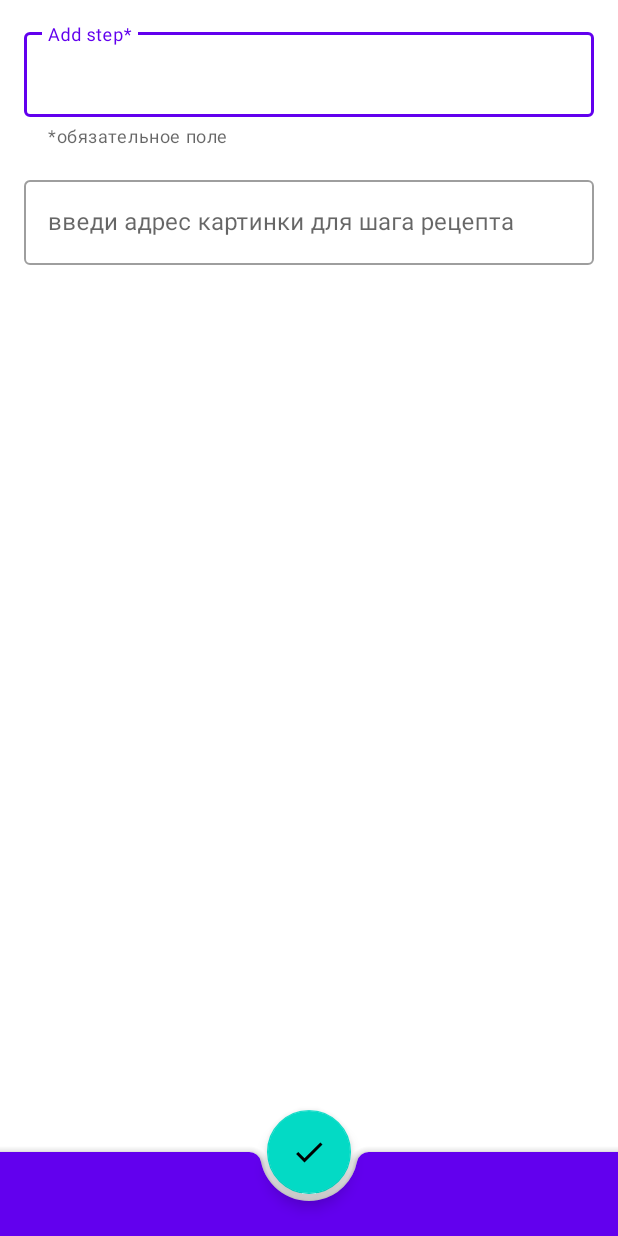
After one commit to zkvKirov/NeRecipe, an Android app: the layout step_content_fragment.xml on its own in the app's theme, with its tools: preview values and no code run, on a phone screen of 412 x 824 dp. The commit adds this screen. Run offline under Robolectric (Android 15) with nearby library versions, the phone set to English and light mode, and no system bars.

Commit message:
добавлено создание шагов в отдельном фрагменте

```diff
--- a/app/src/main/java/ru/netology/nerecipe/adapter/RecipeAdapter.kt
+++ b/app/src/main/java/ru/netology/nerecipe/adapter/RecipeAdapter.kt
@@ -112,7 +112,7 @@ class RecipeCardViewHolder(
             authorName.text = card.author
             category.text = card.category
             favorite.isChecked = card.isFavorite
-            //stepsList. = card.steps
+            //stepsList = card.stepsCard
         }
     }
 
--- a/app/src/main/java/ru/netology/nerecipe/adapter/StepInteractionListener.kt
+++ b/app/src/main/java/ru/netology/nerecipe/adapter/StepInteractionListener.kt
@@ -3,6 +3,6 @@ package ru.netology.nerecipe.adapter
 import ru.netology.nerecipe.data.StepsCard
 
 interface StepInteractionListener {
-    fun onStepRemoveClicked(stepsCard: StepsCard) // написать оба эти метода во viewmodel, имплементировать этот интерфейс
+    fun onStepRemoveClicked(stepsCard: StepsCard)
     fun onStepEditClicked(stepsCard: StepsCard)
 }
--- a/app/src/main/java/ru/netology/nerecipe/data/RecipeCard.kt
+++ b/app/src/main/java/ru/netology/nerecipe/data/RecipeCard.kt
@@ -15,6 +15,6 @@ data class RecipeCard(
     val category: String,
     @SerializedName("isFavorite")
     val isFavorite: Boolean = false,
-//    @SerializedName("stepsCard")
-//    val stepsCard: ArrayList<StepsCard>
+    @SerializedName("stepsCard")
+    val stepsCard: ArrayList<StepsCard>?
     )
--- a/app/src/main/java/ru/netology/nerecipe/data/RecipeCreateResult.kt
+++ b/app/src/main/java/ru/netology/nerecipe/data/RecipeCreateResult.kt
@@ -2,12 +2,11 @@ package ru.netology.nerecipe.data
 
 import android.os.Parcelable
 import kotlinx.parcelize.Parcelize
-import kotlinx.parcelize.RawValue
 
 
 class RecipeCreateResult (
     val newTitle: String,
     val newAuthor: String,
     val newCategory: String,
-    //val newStepsCard: ArrayList<StepsCard>
+    val newStepsCard: ArrayList<StepsCard>?
 )
--- a/app/src/main/java/ru/netology/nerecipe/data/StepCreateResult.kt
+++ b/app/src/main/java/ru/netology/nerecipe/data/StepCreateResult.kt
@@ -1,6 +1,10 @@
 package ru.netology.nerecipe.data
 
+import android.os.Parcelable
+import kotlinx.parcelize.Parcelize
+
+@Parcelize
 class StepCreateResult(
     val newContent: String,
     val newPicture: String?
-)
+)  : Parcelable
--- a/app/src/main/java/ru/netology/nerecipe/data/StepsCard.kt
+++ b/app/src/main/java/ru/netology/nerecipe/data/StepsCard.kt
@@ -7,8 +7,8 @@ import kotlinx.serialization.Serializable
 class StepsCard(
     @SerializedName("id")
     val id: Int = 0,
+    @SerializedName("content")
+    val content: String,
     @SerializedName("picture")
-    val picture: String? = null,
-    @SerializedName("content")
-    val content: String
+    val picture: String? = null
 )
--- a/app/src/main/java/ru/netology/nerecipe/ui/FavoriteFragment.kt
+++ b/app/src/main/java/ru/netology/nerecipe/ui/FavoriteFragment.kt
@@ -16,6 +16,7 @@ import ru.netology.nerecipe.R
 import ru.netology.nerecipe.adapter.RecipeAdapter
 import ru.netology.nerecipe.data.RecipeCard
 import ru.netology.nerecipe.data.RecipeCreateResult
+import ru.netology.nerecipe.data.StepsCard
 import ru.netology.nerecipe.databinding.FavoriteFragmentBinding
 import ru.netology.nerecipe.helper.SimpleItemTouchHelperCallback
 import ru.netology.nerecipe.viewModel.RecipeViewModel
@@ -120,12 +121,13 @@ class FavoriteFragment : Fragment() {
             val newTitle = bundle[RecipeContentFragment.NEW_TITLE].toString()
             val newAuthor = bundle[RecipeContentFragment.NEW_AUTHOR].toString()
             val newCategory = bundle[RecipeContentFragment.NEW_CATEGORY].toString()
-            val newSteps = bundle[RecipeContentFragment.STEP].toString()
+            val newSteps: ArrayList<StepsCard> = bundle[RecipeContentFragment.NEW_STEP] as ArrayList<StepsCard>
             viewModel.onSaveButtonClicked(
                 RecipeCreateResult(
                     newTitle,
                     newAuthor,
-                    newCategory
+                    newCategory,
+                    newSteps
                 )
             )
         }
--- /dev/null
+++ b/app/src/main/res/layout/step_content_fragment.xml
@@ -0,0 +1,73 @@
+<?xml version="1.0" encoding="utf-8"?>
+<androidx.coordinatorlayout.widget.CoordinatorLayout xmlns:android="http://schemas.android.com/apk/res/android"
+    xmlns:app="http://schemas.android.com/apk/res-auto"
+    xmlns:tools="http://schemas.android.com/tools"
+    android:layout_width="match_parent"
+    android:layout_height="match_parent"
+    tools:context=".ui.StepContentFragment">
+
+    <androidx.constraintlayout.widget.ConstraintLayout
+        android:id="@+id/recipe_edit_window"
+        android:layout_width="match_parent"
+        android:layout_height="wrap_content"
+        android:gravity="start|top"
+        android:padding="16dp"
+        app:layout_constraintHeight_default="percent"
+        app:layout_constraintHeight_percent="0.9">
+
+        <com.google.android.material.textfield.TextInputLayout
+            android:id="@+id/edit_step"
+            style="@style/Widget.MaterialComponents.TextInputLayout.OutlinedBox"
+            android:layout_width="match_parent"
+            android:layout_height="wrap_content"
+            android:hint="@string/add_step"
+            android:inputType="textMultiLine"
+            app:endIconMode="clear_text"
+            app:errorEnabled="true"
+            app:helperText="*обязательное поле"
+            app:helperTextEnabled="true"
+            app:layout_constraintTop_toTopOf="parent">
+
+            <com.google.android.material.textfield.TextInputEditText
+                android:id="@+id/step_text_field"
+                android:layout_width="match_parent"
+                android:layout_height="wrap_content" />
+
+        </com.google.android.material.textfield.TextInputLayout>
+
+        <com.google.android.material.textfield.TextInputLayout
+            android:id="@+id/picture_url"
+            style="@style/Widget.MaterialComponents.TextInputLayout.OutlinedBox"
+            android:layout_width="match_parent"
+            android:layout_height="wrap_content"
+            android:layout_marginTop="@dimen/common_spacing"
+            android:hint="введи адрес картинки для шага рецепта"
+            android:inputType="text"
+            app:layout_constraintTop_toBottomOf="@id/edit_step">
+
+            <com.google.android.material.textfield.TextInputEditText
+                android:id="@+id/picture_url_field"
+                android:layout_width="match_parent"
+                android:layout_height="wrap_content" />
+
+        </com.google.android.material.textfield.TextInputLayout>
+
+
+    </androidx.constraintlayout.widget.ConstraintLayout>
+
+    <com.google.android.material.bottomappbar.BottomAppBar
+        android:id="@+id/bottomAppBar"
+        style="@style/Widget.MaterialComponents.BottomAppBar.Colored"
+        android:layout_width="match_parent"
+        android:layout_height="wrap_content"
+        android:layout_gravity="bottom" />
+
+    <com.google.android.material.floatingactionbutton.FloatingActionButton
+        android:id="@+id/okStep"
+        android:layout_width="wrap_content"
+        android:layout_height="wrap_content"
+        android:contentDescription="@string/recipe_save"
+        app:layout_anchor="@id/bottomAppBar"
+        app:srcCompat="@drawable/ic_ok_24dp" />
+
+</androidx.coordinatorlayout.widget.CoordinatorLayout>
```
Also changed, not shown: app/src/main/java/ru/netology/nerecipe/ui/FullRecipeFragment.kt (+11 -3 lines), app/src/main/java/ru/netology/nerecipe/ui/RecipeContentFragment.kt (+42 -19 lines), app/src/main/java/ru/netology/nerecipe/ui/RecipeFragment.kt (+7 -4 lines), app/src/main/java/ru/netology/nerecipe/ui/StepContentFragment.kt (added, +51 -0 lines), app/src/main/java/ru/netology/nerecipe/viewModel/RecipeViewModel.kt (+34 -7 lines), app/src/main/res/layout/recipe_content_fragment.xml (+8 -37 lines), app/src/main/res/navigation/nav_graph.xml (+12 -0 lines).
